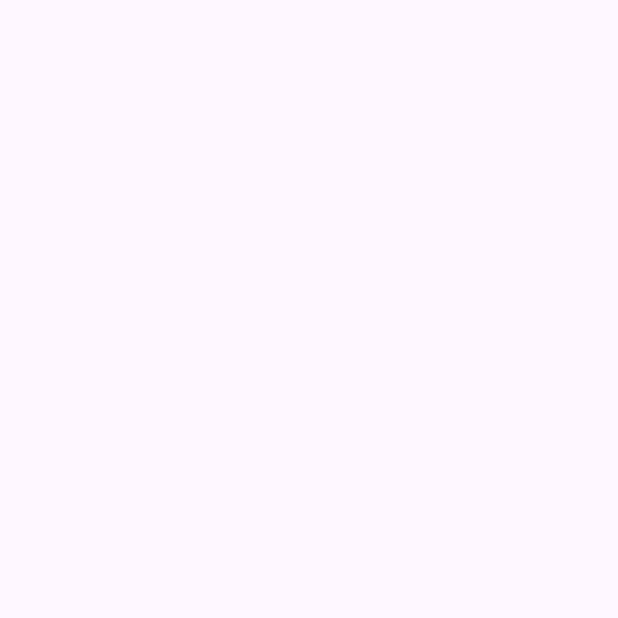
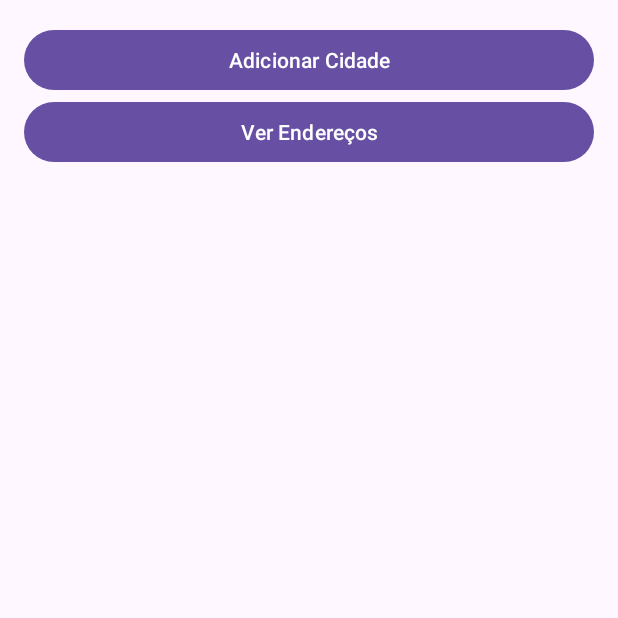
Before and after one commit to FeliPellissari/ControleEnderecos, an Android app: the CidadesActivity screen opened directly, with no data from a screen before it, on a phone screen of 412 x 824 dp, the top half of it. Before the commit the part shown is empty. Run offline under Robolectric (Android 15) with nearby library versions, the phone set to English and light mode, and no system bars; our stand-ins replace Room's generated code.

Commit message:
feat: atualization

```diff
--- a/app/src/main/AndroidManifest.xml
+++ b/app/src/main/AndroidManifest.xml
@@ -12,6 +12,9 @@
         android:supportsRtl="true"
         android:theme="@style/Theme.Controle_Enderecos"
         tools:targetApi="31">
+        <activity
+            android:name=".activities.EdtCidadeActivity"
+            android:exported="false" />
         <activity
             android:name=".activities.CidadesActivity"
             android:exported="false" />
--- a/app/src/main/java/com/example/controle_enderecos/activities/CidadesActivity.java
+++ b/app/src/main/java/com/example/controle_enderecos/activities/CidadesActivity.java
@@ -1,7 +1,11 @@
 package com.example.controle_enderecos.activities;
 
+import android.content.Intent;
 import android.os.Bundle;
+import android.view.View;
+import android.widget.AdapterView;
 import android.widget.ArrayAdapter;
+import android.widget.Button;
 import android.widget.ListView;
 
 import androidx.activity.EdgeToEdge;
@@ -23,6 +27,8 @@ public class CidadesActivity extends AppCompatActivity {
     private ArrayAdapter<String> adapter;
     private List<String> listaCidades;
     private AppDatabase db;
+    private Button btnAddCidade;
+    private Button btnViewEnderecos;
 
 
     @Override
@@ -31,7 +37,9 @@ public class CidadesActivity extends AppCompatActivity {
         EdgeToEdge.enable(this);
         setContentView(R.layout.activity_cidades);
 
-        listView = findViewById(R.id.listView);
+        listView = findViewById(R.id.listViewCidades);
+        Button btnAddCidade = findViewById(R.id.btnAddCidade);
+        Button btnViewEnderecos = findViewById(R.id.btnVerEnderecos);
 
         db = Room.databaseBuilder(getApplicationContext(), AppDatabase.class, "app_database")
                 .allowMainThreadQueries().build();
@@ -46,5 +54,31 @@ public class CidadesActivity extends AppCompatActivity {
         adapter = new ArrayAdapter<>(this, android.R.layout.simple_list_item_1, listaCidades);
         listView.setAdapter(adapter);
 
+        listView.setOnItemClickListener(new AdapterView.OnItemClickListener() {
+            @Override
+            public void onItemClick(AdapterView<?> parent, View view, int position, long id) {
+                //Abre edição de cidade
+                Intent intent = new Intent(CidadesActivity.this, EdtCidadeActivity.class);
+                intent.putExtra("cidadeId", cidades.get(position).getCidadeId());
+                startActivity(intent);
+            }
+        });
+
+        btnAddCidade.setOnClickListener(new View.OnClickListener() {
+            @Override
+            public void onClick(View v) {
+                //Abre adição de cidade
+                startActivity(new Intent(CidadesActivity.this, EdtCidadeActivity.class));
+            }
+        });
+
+        btnViewEnderecos.setOnClickListener(new View.OnClickListener() {
+            @Override
+            public void onClick(View v) {
+                //Abre a lista de enderecos
+                startActivity(new Intent(CidadesActivity.this, EnderecosActivity.class));
+            }
+        });
+
     }
 }
--- a/app/src/main/java/com/example/controle_enderecos/entities/Cidade.java
+++ b/app/src/main/java/com/example/controle_enderecos/entities/Cidade.java
@@ -2,6 +2,7 @@ package com.example.controle_enderecos.entities;
 
 
 import androidx.room.Entity;
+import androidx.room.Insert;
 import androidx.room.PrimaryKey;
 
 @Entity
@@ -17,6 +18,7 @@ public class Cidade {
         this.cidade = cidade;
         this.estado = estado;
     }
+
 
     public int getCidadeId() {
         return cidadeId;
--- a/app/src/main/res/layout/activity_cidades.xml
+++ b/app/src/main/res/layout/activity_cidades.xml
@@ -14,9 +14,21 @@
         android:padding="16dp">
 
         <ListView
-            android:id="@+id/listView"
+            android:id="@+id/listViewCidades"
             android:layout_width="match_parent"
             android:layout_height="wrap_content" />
+
+        <Button
+            android:id="@+id/btnAddCidade"
+            android:layout_width="match_parent"
+            android:layout_height="wrap_content"
+            android:text="Adicionar Cidade" />
+
+        <Button
+            android:id="@+id/btnVerEnderecos"
+            android:layout_width="match_parent"
+            android:layout_height="wrap_content"
+            android:text="Ver Endereços" />
 
     </LinearLayout>
 
```
Also changed, not shown: app/src/main/java/com/example/controle_enderecos/activities/EdtCidadeActivity.java (added, +74 -0 lines), app/src/main/res/layout/activity_edt_cidade.xml (added, +47 -0 lines).
